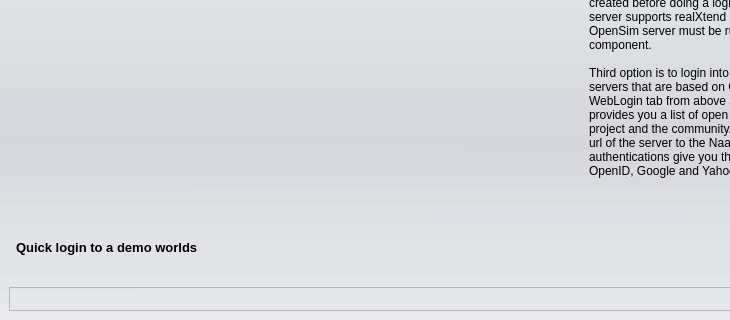
realXtend/tundra, file UiModule/ui/TraditionalLoginWidget.ui: the form before one commit; both pictures show x 0 to 730 and y 192 to 512 of the 944 by 512 pixel window.
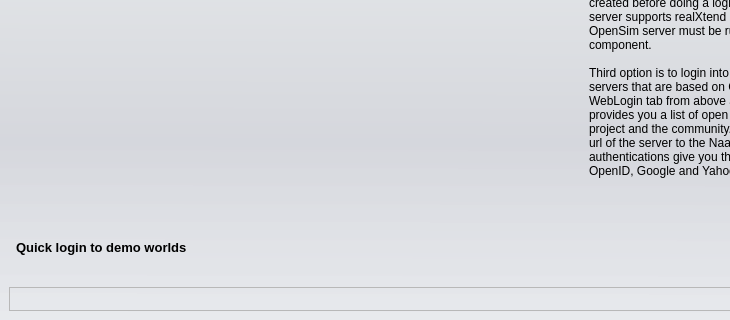
The form after the commit.

```diff
--- a/UiModule/ui/TraditionalLoginWidget.ui
+++ b/UiModule/ui/TraditionalLoginWidget.ui
@@ -390,7 +390,7 @@
                </font>
               </property>
               <property name="text">
-               <string>Quick login to a demo worlds</string>
+               <string>Quick login to demo worlds</string>
               </property>
               <property name="indent">
                <number>7</number>
```
